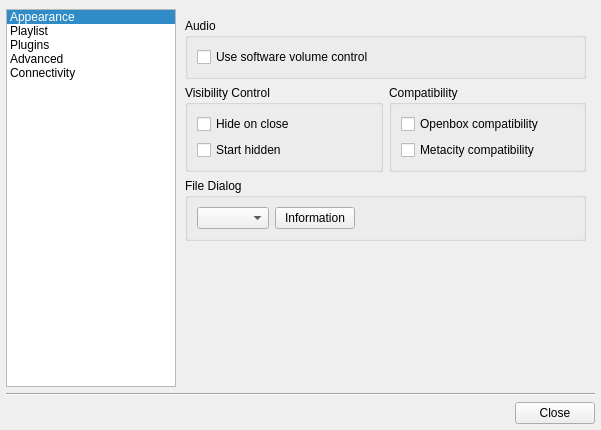
Above: src/ui/forms/configdialog.ui from ksv1986/qmmp-staging before the change. Below: the same form after it.
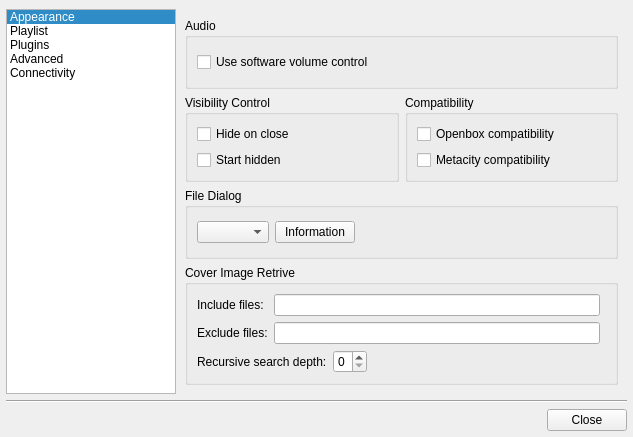
That is the form after the change. The open tabs and pages were chosen to show the change. Icons and pictures are not drawn.

Commit message: added cover retrive settings

```diff
--- a/src/ui/forms/configdialog.ui
+++ b/src/ui/forms/configdialog.ui
@@ -6,8 +6,8 @@
    <rect>
     <x>0</x>
     <y>0</y>
-    <width>601</width>
-    <height>424</height>
+    <width>633</width>
+    <height>437</height>
    </rect>
   </property>
   <property name="windowTitle">
@@ -855,17 +855,64 @@
           </widget>
          </item>
          <item row="3" column="0" colspan="2">
-          <spacer name="verticalSpacer_2">
-           <property name="orientation">
-            <enum>Qt::Vertical</enum>
+          <widget class="QGroupBox" name="groupBox_9">
+           <property name="title">
+            <string>Cover Image Retrive</string>
            </property>
-           <property name="sizeHint" stdset="0">
-            <size>
-             <width>20</width>
-             <height>40</height>
-            </size>
-           </property>
-          </spacer>
+           <layout class="QGridLayout" name="gridLayout_6">
+            <item row="0" column="0">
+             <widget class="QLabel" name="label_11">
+              <property name="text">
+               <string>Include files:</string>
+              </property>
+             </widget>
+            </item>
+            <item row="0" column="1">
+             <widget class="QLineEdit" name="coverIncludeLineEdit"/>
+            </item>
+            <item row="1" column="0">
+             <widget class="QLabel" name="label_12">
+              <property name="text">
+               <string>Exclude files:</string>
+              </property>
+             </widget>
+            </item>
+            <item row="1" column="1">
+             <widget class="QLineEdit" name="coverExcludeLineEdit"/>
+            </item>
+            <item row="2" column="0" colspan="3">
+             <layout class="QHBoxLayout" name="horizontalLayout_4">
+              <item>
+               <widget class="QLabel" name="label_13">
+                <property name="text">
+                 <string>Recursive search depth:</string>
+                </property>
+               </widget>
+              </item>
+              <item>
+               <widget class="QSpinBox" name="coverDepthSpinBox">
+                <property name="maximum">
+                 <number>6</number>
+                </property>
+               </widget>
+              </item>
+              <item>
+               <spacer name="horizontalSpacer_3">
+                <property name="orientation">
+                 <enum>Qt::Horizontal</enum>
+                </property>
+                <property name="sizeHint" stdset="0">
+                 <size>
+                  <width>40</width>
+                  <height>20</height>
+                 </size>
+                </property>
+               </spacer>
+              </item>
+             </layout>
+            </item>
+           </layout>
+          </widget>
          </item>
         </layout>
        </widget>
```
The commit also changes 14 other files.
